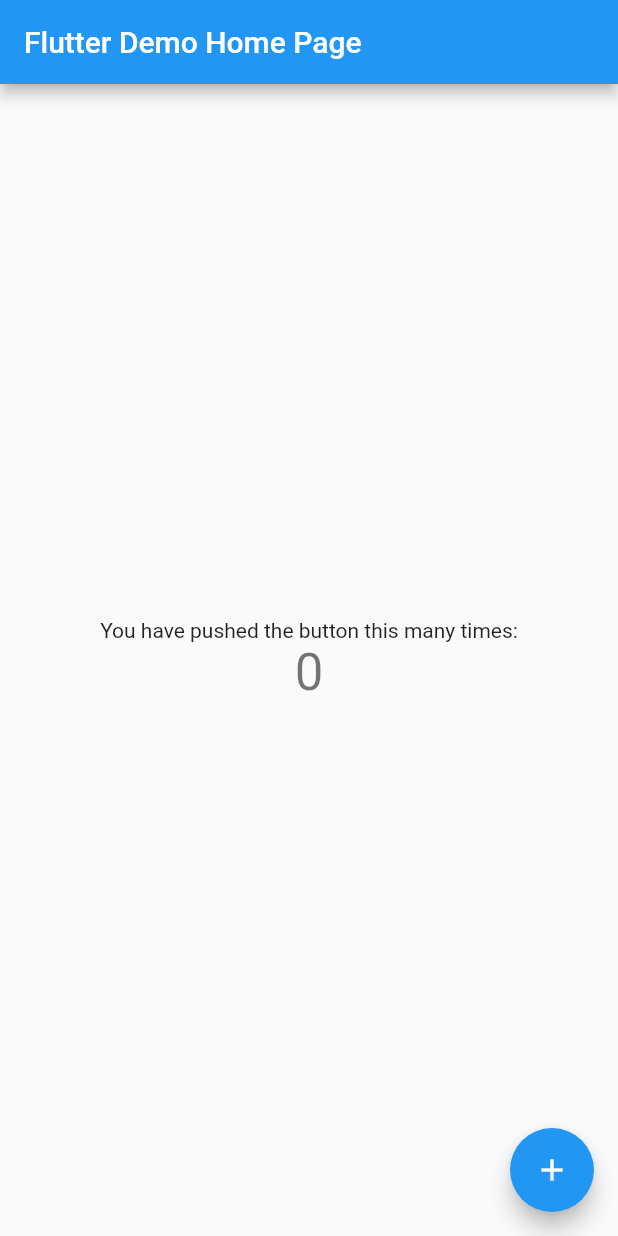
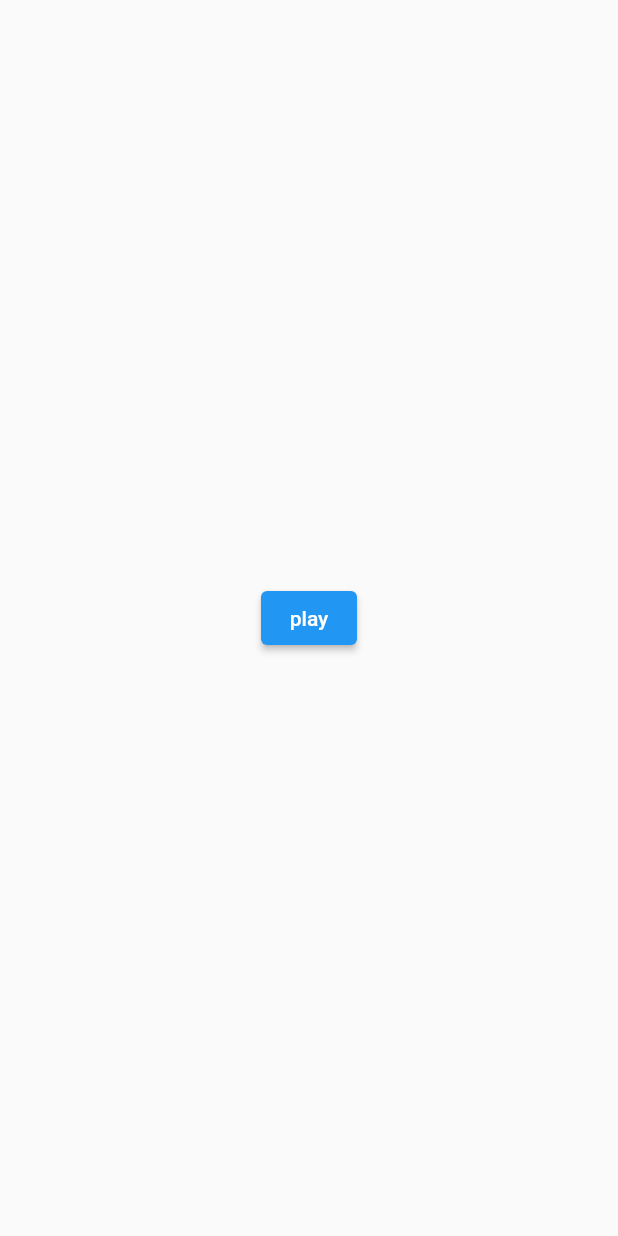
Before and after one commit to AfnanSD/Tamakan, a Flutter app: the screen it shows after launch, on a phone screen of 412 x 824 dp. Run offline on Flutter 3.47's test engine with Material 2 defaults, Android fonts, the phone set to English and light mode, and no system bars; our stand-ins replace audioplayers, firebase_core, firebase_storage; accounts and stored records are empty.

Commit message:
play audio from firebase storage

```diff
--- a/tamakan/lib/main.dart
+++ b/tamakan/lib/main.dart
@@ -1,5 +1,8 @@
 import 'package:firebase_core/firebase_core.dart';
+import 'package:firebase_storage/firebase_storage.dart';
 import 'package:flutter/material.dart';
+
+import 'package:audioplayers/audioplayers.dart';
 
 Future<void> main() async {
   WidgetsFlutterBinding.ensureInitialized();
@@ -9,110 +12,51 @@ Future<void> main() async {
 
 class MyApp extends StatelessWidget {
   const MyApp({super.key});
-
-  // This widget is the root of your application.
   @override
   Widget build(BuildContext context) {
     return MaterialApp(
       title: 'Flutter Demo',
       theme: ThemeData(
-        // This is the theme of your application.
-        //
-        // Try running your application with "flutter run". You'll see the
-        // application has a blue toolbar. Then, without quitting the app, try
-        // changing the primarySwatch below to Colors.green and then invoke
-        // "hot reload" (press "r" in the console where you ran "flutter run",
-        // or simply save your changes to "hot reload" in a Flutter IDE).
-        // Notice that the counter didn't reset back to zero; the application
-        // is not restarted.
         primarySwatch: Colors.blue,
       ),
-      home: const MyHomePage(title: 'Flutter Demo Home Page'),
+      home: const MyHomePage(),
     );
   }
 }
 
 class MyHomePage extends StatefulWidget {
-  const MyHomePage({super.key, required this.title});
-
-  // This widget is the home page of your application. It is stateful, meaning
-  // that it has a State object (defined below) that contains fields that affect
-  // how it looks.
-
-  // This class is the configuration for the state. It holds the values (in this
-  // case the title) provided by the parent (in this case the App widget) and
-  // used by the build method of the State. Fields in a Widget subclass are
-  // always marked "final".
-
-  final String title;
+  const MyHomePage({
+    super.key,
+  });
 
   @override
   State<MyHomePage> createState() => _MyHomePageState();
 }
 
 class _MyHomePageState extends State<MyHomePage> {
-  int _counter = 0;
-
-  void _incrementCounter() {
-    setState(() {
-      // This call to setState tells the Flutter framework that something has
-      // changed in this State, which causes it to rerun the build method below
-      // so that the display can reflect the updated values. If we changed
-      // _counter without calling setState(), then the build method would not be
-      // called again, and so nothing would appear to happen.
-      _counter++;
-    });
-  }
-
+  final player = AudioPlayer();
   @override
   Widget build(BuildContext context) {
-    // This method is rerun every time setState is called, for instance as done
-    // by the _incrementCounter method above.
-    //
-    // The Flutter framework has been optimized to make rerunning build methods
-    // fast, so that you can just rebuild anything that needs updating rather
-    // than having to individually change instances of widgets.
     return Scaffold(
-      appBar: AppBar(
-        // Here we take the value from the MyHomePage object that was created by
-        // the App.build method, and use it to set our appbar title.
-        title: Text(widget.title),
-      ),
       body: Center(
-        // Center is a layout widget. It takes a single child and positions it
-        // in the middle of the parent.
-        child: Column(
-          // Column is also a layout widget. It takes a list of children and
-          // arranges them vertically. By default, it sizes itself to fit its
-          // children horizontally, and tries to be as tall as its parent.
-          //
-          // Invoke "debug painting" (press "p" in the console, choose the
-          // "Toggle Debug Paint" action from the Flutter Inspector in Android
-          // Studio, or the "Toggle Debug Paint" command in Visual Studio Code)
-          // to see the wireframe for each widget.
-          //
-          // Column has various properties to control how it sizes itself and
-          // how it positions its children. Here we use mainAxisAlignment to
-          // center the children vertically; the main axis here is the vertical
-          // axis because Columns are vertical (the cross axis would be
-          // horizontal).
-          mainAxisAlignment: MainAxisAlignment.center,
-          children: <Widget>[
-            const Text(
-              'You have pushed the button this many times:',
-            ),
-            Text(
-              '$_counter',
-              style: Theme.of(context).textTheme.headline4,
-            ),
-          ],
+        child: ElevatedButton(
+          onPressed: () async {
+            // Create a storage reference from our app
+            final storageRef = FirebaseStorage.instance.ref();
+
+            // Create a reference with an initial file path and name
+            final pathReference = storageRef.child("/practices/ألف.mp3");
+            // Create a reference to a file from a Google Cloud Storage URI
+            final gsReference = FirebaseStorage.instance
+                .refFromURL("gs://tamakan-ef69b.appspot.com/practices/ألف.mp3");
+
+            await player
+                .play(DeviceFileSource(await gsReference.getDownloadURL()));
+            print('5');
+          },
+          child: Text('play'),
         ),
       ),
-      floatingActionButton: FloatingActionButton(
-        onPressed: _incrementCounter,
-        tooltip: 'Increment',
-        child: const Icon(Icons.add),
-      ), // This trailing comma makes auto-formatting nicer for build methods.
     );
   }
 }
--- a/tamakan/pubspec.yaml
+++ b/tamakan/pubspec.yaml
@@ -38,6 +38,7 @@ dependencies:
   cupertino_icons: ^1.0.2
   firebase_storage: ^11.0.7
   firebase_core: ^2.4.0
+  audioplayers: ^1.1.1
 
 dev_dependencies:
   flutter_test:
```
Also changed, not shown: tamakan/pubspec.lock, 5 other files.
